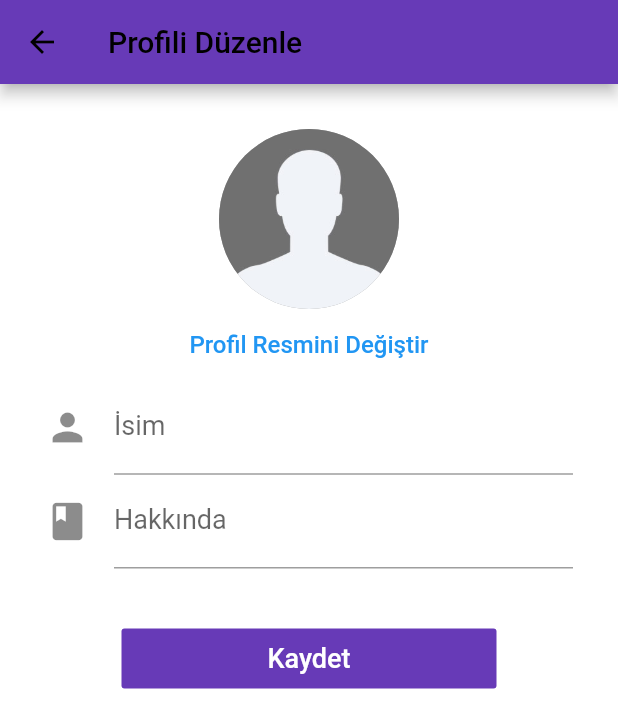
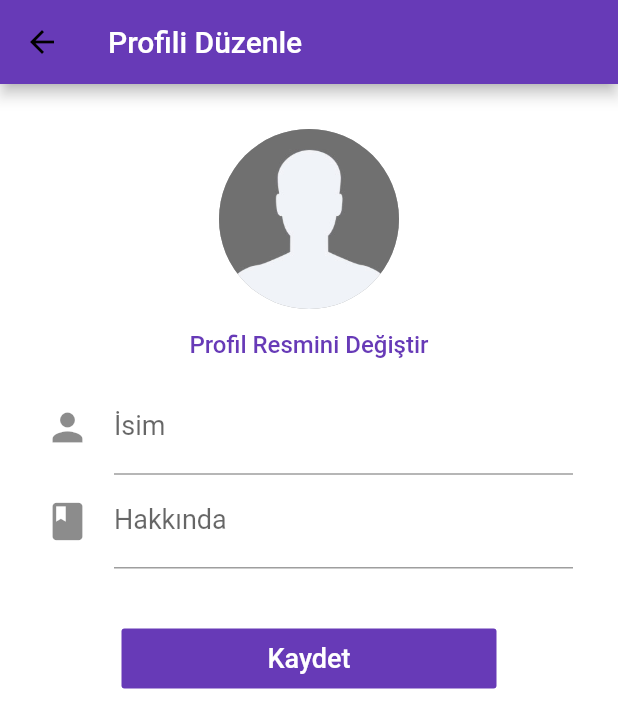
Before and after one commit to zafergurkan/anketuygulama, a Flutter app: the screen it shows once a user with an empty profile is signed in, item 5 of the bottom bar chosen, after a tap on "Profili Düzenle", on a phone screen of 412 x 824 dp. Shown: the top 728 px of the screen. Run offline on Flutter 3.47's test engine with Material 2 defaults, Android fonts, the phone set to English and light mode, and no system bars; our stand-ins replace cached_network_image, cloud_firestore, firebase_auth, firebase_storage, flutter_image_compress, image_cropper and 1 more; accounts and stored records are empty.

Commit message:
son değişiklik

```diff
--- a/lib/screens/create_post_screen.dart
+++ b/lib/screens/create_post_screen.dart
@@ -137,6 +137,7 @@ class _CreateScreenState extends State<CreateScreen> {
           ),
           actions: <Widget>[
             IconButton(
+              color: Colors.white,
               icon: Icon(Icons.add),
               onPressed: _submit,
             )
--- a/lib/screens/edit_profile_screen.dart
+++ b/lib/screens/edit_profile_screen.dart
@@ -81,7 +81,7 @@ class _EditProfileScreenState extends State<EditProfileScreen> {
         backgroundColor: Colors.deepPurple,
         title: Text(
           'Profili Düzenle',
-          style: TextStyle(color: Colors.black),
+          style: TextStyle(color: Colors.white),
         ),
       ),
       body: GestureDetector(
@@ -107,7 +107,7 @@ class _EditProfileScreenState extends State<EditProfileScreen> {
                       child: Text(
                         'Profil Resmini Değiştir',
                         style: TextStyle(
-                            color: Theme.of(context).accentColor, fontSize: 16.0),
+                            color: Colors.deepPurple, fontSize: 16.0), //buranın rengini değiştir.
                       ),
                     ),
                     TextFormField(
```
